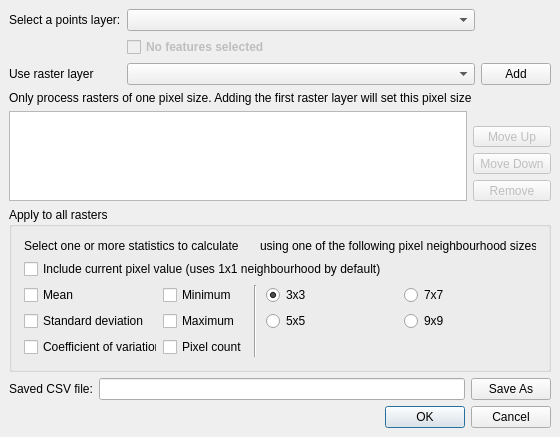
The window that pat/gui/gridExtract_dialog_base.ui (CSIRO-Precision-Agriculture/PAT_QGIS_Plugin) describes before a commit, drawn with Qt 5.
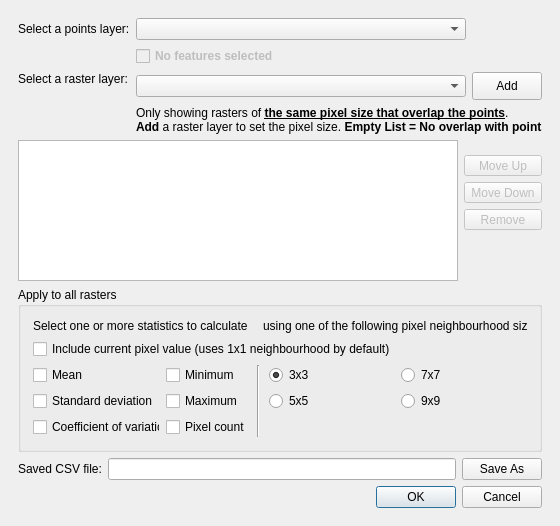
The same window after the commit. Custom widgets are drawn as their Qt base class.

Commit message: #43 implemented get_pixel_size     bug fixes and code cleanup

```diff
--- a/pat/gui/gridExtract_dialog_base.ui
+++ b/pat/gui/gridExtract_dialog_base.ui
@@ -10,7 +10,7 @@
     <x>0</x>
     <y>0</y>
     <width>560</width>
-    <height>433</height>
+    <height>526</height>
    </rect>
   </property>
   <property name="minimumSize">
@@ -47,19 +47,325 @@
       <enum>QFrame::Raised</enum>
      </property>
      <layout class="QFormLayout" name="formLayout_3">
-      <property name="leftMargin">
-       <number>0</number>
-      </property>
-      <property name="topMargin">
-       <number>0</number>
-      </property>
-      <property name="rightMargin">
-       <number>0</number>
-      </property>
-      <property name="bottomMargin">
-       <number>0</number>
-      </property>
+      <item row="1" column="0" colspan="2">
+       <layout class="QGridLayout" name="gridLayout_3">
+        <item row="0" column="0">
+         <widget class="QTableWidget" name="tabList">
+          <property name="enabled">
+           <bool>true</bool>
+          </property>
+          <property name="sizePolicy">
+           <sizepolicy hsizetype="Expanding" vsizetype="Expanding">
+            <horstretch>0</horstretch>
+            <verstretch>0</verstretch>
+           </sizepolicy>
+          </property>
+          <property name="minimumSize">
+           <size>
+            <width>0</width>
+            <height>0</height>
+           </size>
+          </property>
+          <property name="focusPolicy">
+           <enum>Qt::WheelFocus</enum>
+          </property>
+          <property name="editTriggers">
+           <set>QAbstractItemView::NoEditTriggers</set>
+          </property>
+          <property name="dragDropMode">
+           <enum>QAbstractItemView::NoDragDrop</enum>
+          </property>
+          <property name="alternatingRowColors">
+           <bool>true</bool>
+          </property>
+          <property name="selectionMode">
+           <enum>QAbstractItemView::ExtendedSelection</enum>
+          </property>
+          <property name="selectionBehavior">
+           <enum>QAbstractItemView::SelectRows</enum>
+          </property>
+          <property name="gridStyle">
+           <enum>Qt::DotLine</enum>
+          </property>
+          <property name="wordWrap">
+           <bool>false</bool>
+          </property>
+          <property name="cornerButtonEnabled">
+           <bool>false</bool>
+          </property>
+          <property name="rowCount">
+           <number>0</number>
+          </property>
+          <property name="columnCount">
+           <number>0</number>
+          </property>
+         </widget>
+        </item>
+        <item row="0" column="1">
+         <layout class="QVBoxLayout" name="verticalLayout">
+          <item>
+           <spacer name="spacer_2">
+            <property name="orientation">
+             <enum>Qt::Vertical</enum>
+            </property>
+            <property name="sizeType">
+             <enum>QSizePolicy::Fixed</enum>
+            </property>
+            <property name="sizeHint" stdset="0">
+             <size>
+              <width>67</width>
+              <height>15</height>
+             </size>
+            </property>
+           </spacer>
+          </item>
+          <item>
+           <widget class="QToolButton" name="cmdUp">
+            <property name="enabled">
+             <bool>false</bool>
+            </property>
+            <property name="sizePolicy">
+             <sizepolicy hsizetype="Preferred" vsizetype="Fixed">
+              <horstretch>0</horstretch>
+              <verstretch>0</verstretch>
+             </sizepolicy>
+            </property>
+            <property name="minimumSize">
+             <size>
+              <width>70</width>
+              <height>0</height>
+             </size>
+            </property>
+            <property name="toolTip">
+             <string>&lt;html&gt;&lt;head&gt;&lt;meta name=&quot;qrichtext&quot; content=&quot;1&quot; /&gt;&lt;style type=&quot;text/css&quot;&gt;
+p, li { white-space: pre-wrap; }
+&lt;/style&gt;&lt;/head&gt;&lt;body style=&quot; font-family:'Sans Serif'; font-size:9pt; font-weight:400; font-style:normal;&quot;&gt;
+&lt;p style=&quot; margin-top:0px; margin-bottom:0px; margin-left:0px; margin-right:0px; -qt-block-indent:0; text-indent:0px;&quot;&gt;Move selected field up&lt;/p&gt;&lt;/body&gt;&lt;/html&gt;</string>
+            </property>
+            <property name="text">
+             <string>Move Up</string>
+            </property>
+            <property name="toolButtonStyle">
+             <enum>Qt::ToolButtonTextBesideIcon</enum>
+            </property>
+           </widget>
+          </item>
+          <item>
+           <widget class="QToolButton" name="cmdDown">
+            <property name="enabled">
+             <bool>false</bool>
+            </property>
+            <property name="sizePolicy">
+             <sizepolicy hsizetype="Preferred" vsizetype="Fixed">
+              <horstretch>0</horstretch>
+              <verstretch>0</verstretch>
+             </sizepolicy>
+            </property>
+            <property name="minimumSize">
+             <size>
+              <width>70</width>
+              <height>0</height>
+             </size>
+            </property>
+            <property name="toolTip">
+             <string>&lt;html&gt;&lt;head&gt;&lt;meta name=&quot;qrichtext&quot; content=&quot;1&quot; /&gt;&lt;style type=&quot;text/css&quot;&gt;
+p, li { white-space: pre-wrap; }
+&lt;/style&gt;&lt;/head&gt;&lt;body style=&quot; font-family:'Sans Serif'; font-size:9pt; font-weight:400; font-style:normal;&quot;&gt;
+&lt;p style=&quot; margin-top:0px; margin-bottom:0px; margin-left:0px; margin-right:0px; -qt-block-indent:0; text-indent:0px;&quot;&gt;Move selected field down&lt;/p&gt;&lt;/body&gt;&lt;/html&gt;</string>
+            </property>
+            <property name="text">
+             <string>Move Down</string>
+            </property>
+            <property name="toolButtonStyle">
+             <enum>Qt::ToolButtonTextBesideIcon</enum>
+            </property>
+           </widget>
+          </item>
+          <item>
+           <widget class="QToolButton" name="cmdDel">
+            <property name="enabled">
+             <bool>false</bool>
+            </property>
+            <property name="sizePolicy">
+             <sizepolicy hsizetype="Preferred" vsizetype="Fixed">
+              <horstretch>0</horstretch>
+              <verstretch>0</verstretch>
+             </sizepolicy>
+            </property>
+            <property name="minimumSize">
+             <size>
+              <width>70</width>
+              <height>0</height>
+             </size>
+            </property>
+            <property name="toolTip">
+             <string/>
+            </property>
+            <property name="text">
+             <string>Remove</string>
+            </property>
+            <property name="toolButtonStyle">
+             <enum>Qt::ToolButtonTextBesideIcon</enum>
+            </property>
+           </widget>
+          </item>
+          <item>
+           <spacer name="spacer">
+            <property name="orientation">
+             <enum>Qt::Vertical</enum>
+            </property>
+            <property name="sizeType">
+             <enum>QSizePolicy::MinimumExpanding</enum>
+            </property>
+            <property name="sizeHint" stdset="0">
+             <size>
+              <width>67</width>
+              <height>13</height>
+             </size>
+            </property>
+           </spacer>
+          </item>
+         </layout>
+        </item>
+       </layout>
+      </item>
+      <item row="0" column="0" colspan="2">
+       <layout class="QGridLayout" name="gridLayout_2">
+        <item row="0" column="0">
+         <widget class="QLabel" name="lblPointsLayer">
+          <property name="sizePolicy">
+           <sizepolicy hsizetype="Fixed" vsizetype="Fixed">
+            <horstretch>0</horstretch>
+            <verstretch>0</verstretch>
+           </sizepolicy>
+          </property>
+          <property name="text">
+           <string>Select a points layer:</string>
+          </property>
+         </widget>
+        </item>
+        <item row="0" column="1">
+         <widget class="QgsMapLayerComboBox" name="mcboPointsLayer">
+          <property name="sizePolicy">
+           <sizepolicy hsizetype="Preferred" vsizetype="Fixed">
+            <horstretch>0</horstretch>
+            <verstretch>0</verstretch>
+           </sizepolicy>
+          </property>
+         </widget>
+        </item>
+        <item row="1" column="1">
+         <widget class="QCheckBox" name="chkUseSelected">
+          <property name="enabled">
+           <bool>false</bool>
+          </property>
+          <property name="sizePolicy">
+           <sizepolicy hsizetype="Fixed" vsizetype="Preferred">
+            <horstretch>0</horstretch>
+            <verstretch>0</verstretch>
+           </sizepolicy>
+          </property>
+          <property name="font">
+           <font>
+            <weight>75</weight>
+            <bold>true</bold>
+           </font>
+          </property>
+          <property name="text">
+           <string>No features selected</string>
+          </property>
+         </widget>
+        </item>
+        <item row="2" column="0">
+         <widget class="QLabel" name="lblRasterLayer">
+          <property name="sizePolicy">
+           <sizepolicy hsizetype="Preferred" vsizetype="MinimumExpanding">
+            <horstretch>0</horstretch>
+            <verstretch>0</verstretch>
+           </sizepolicy>
+          </property>
+          <property name="text">
+           <string>Select a raster layer:
+</string>
+          </property>
+          <property name="alignment">
+           <set>Qt::AlignLeading|Qt::AlignLeft|Qt::AlignTop</set>
+          </property>
+         </widget>
+        </item>
+        <item row="2" column="1">
+         <widget class="QgsMapLayerComboBox" name="mcboRasterLayer">
+          <property name="sizePolicy">
+           <sizepolicy hsizetype="Expanding" vsizetype="Fixed">
+            <horstretch>0</horstretch>
+            <verstretch>0</verstretch>
+           </sizepolicy>
+          </property>
+         </widget>
+        </item>
+        <item row="2" column="2">
+         <widget class="QToolButton" name="cmdAdd">
+          <property name="enabled">
+           <bool>true</bool>
+          </property>
+          <property name="sizePolicy">
+           <sizepolicy hsizetype="Preferred" vsizetype="Minimum">
+            <horstretch>0</horstretch>
+            <verstretch>0</verstretch>
+           </sizepolicy>
+          </property>
+          <property name="minimumSize">
+           <size>
+            <width>70</width>
+            <height>0</height>
+           </size>
+          </property>
+          <property name="toolTip">
+           <string>&lt;html&gt;&lt;head&gt;&lt;meta name=&quot;qrichtext&quot; content=&quot;1&quot; /&gt;&lt;style type=&quot;text/css&quot;&gt;
+p, li { white-space: pre-wrap; }
+&lt;/style&gt;&lt;/head&gt;&lt;body style=&quot; font-family:'Sans Serif'; font-size:9pt; font-weight:400; font-style:normal;&quot;&gt;
+&lt;p style=&quot; margin-top:0px; margin-bottom:0px; margin-left:0px; margin-right:0px; -qt-block-indent:0; text-indent:0px;&quot;&gt;Insert new field&lt;/p&gt;&lt;/body&gt;&lt;/html&gt;</string>
+          </property>
+          <property name="text">
+           <string>Add</string>
+          </property>
+          <property name="toolButtonStyle">
+           <enum>Qt::ToolButtonTextBesideIcon</enum>
+          </property>
+         </widget>
+        </item>
+        <item row="3" column="1" colspan="2">
+         <widget class="QLabel" name="lblPixelFilter">
+          <property name="sizePolicy">
+           <sizepolicy hsizetype="Preferred" vsizetype="Minimum">
+            <horstretch>0</horstretch>
+            <verstretch>0</verstretch>
+           </sizepolicy>
+          </property>
+          <property name="text">
+           <string>&lt;html&gt;&lt;head/&gt;&lt;body&gt;&lt;p&gt;Only showing rasters of &lt;span style=&quot; font-weight:600; text-decoration: underline;&quot;&gt;the same pixel size that overlap the points&lt;/span&gt;.&lt;br/&gt;&lt;span style=&quot; font-weight:600;&quot;&gt;Add&lt;/span&gt; a raster layer to set the pixel size. &lt;span style=&quot; font-weight:600;&quot;&gt;Empty List = No overlap with points&lt;/span&gt;&lt;/p&gt;&lt;/body&gt;&lt;/html&gt;</string>
+          </property>
+          <property name="alignment">
+           <set>Qt::AlignLeading|Qt::AlignLeft|Qt::AlignTop</set>
+          </property>
+          <property name="wordWrap">
+           <bool>false</bool>
+          </property>
+         </widget>
+        </item>
+       </layout>
+      </item>
       <item row="4" column="0" colspan="2">
+       <widget class="QDialogButtonBox" name="buttonBox">
+        <property name="orientation">
+         <enum>Qt::Horizontal</enum>
+        </property>
+        <property name="standardButtons">
+         <set>QDialogButtonBox::Cancel|QDialogButtonBox::Ok</set>
+        </property>
+       </widget>
+      </item>
+      <item row="3" column="0" colspan="2">
        <layout class="QHBoxLayout" name="horizontalLayout_2">
         <item>
          <widget class="QLabel" name="lblSaveCSVFile">
@@ -99,17 +405,7 @@
         </item>
        </layout>
       </item>
-      <item row="5" column="1">
-       <widget class="QDialogButtonBox" name="buttonBox">
-        <property name="orientation">
-         <enum>Qt::Horizontal</enum>
-        </property>
-        <property name="standardButtons">
-         <set>QDialogButtonBox::Cancel|QDialogButtonBox::Ok</set>
-        </property>
-       </widget>
-      </item>
-      <item row="3" column="0" colspan="2">
+      <item row="2" column="0" colspan="2">
        <widget class="QGroupBox" name="groupBox">
         <property name="sizePolicy">
          <sizepolicy hsizetype="Minimum" vsizetype="Minimum">
@@ -421,308 +717,6 @@
         </layout>
        </widget>
       </item>
-      <item row="2" column="0" colspan="2">
-       <layout class="QHBoxLayout" name="horizontalLayout">
-        <item>
-         <widget class="QTableWidget" name="tabList">
-          <property name="enabled">
-           <bool>true</bool>
-          </property>
-          <property name="sizePolicy">
-           <sizepolicy hsizetype="Expanding" vsizetype="Expanding">
-            <horstretch>0</horstretch>
-            <verstretch>0</verstretch>
-           </sizepolicy>
-          </property>
-          <property name="minimumSize">
-           <size>
-            <width>0</width>
-            <height>0</height>
-           </size>
-          </property>
-          <property name="focusPolicy">
-           <enum>Qt::WheelFocus</enum>
-          </property>
-          <property name="editTriggers">
-           <set>QAbstractItemView::NoEditTriggers</set>
-          </property>
-          <property name="dragDropMode">
-           <enum>QAbstractItemView::NoDragDrop</enum>
-          </property>
-          <property name="alternatingRowColors">
-           <bool>true</bool>
-          </property>
-          <property name="selectionMode">
-           <enum>QAbstractItemView::ExtendedSelection</enum>
-          </property>
-          <property name="selectionBehavior">
-           <enum>QAbstractItemView::SelectRows</enum>
-          </property>
-          <property name="gridStyle">
-           <enum>Qt::DotLine</enum>
-          </property>
-          <property name="wordWrap">
-           <bool>false</bool>
-          </property>
-          <property name="cornerButtonEnabled">
-           <bool>false</bool>
-          </property>
-          <property name="rowCount">
-           <number>0</number>
-          </property>
-          <property name="columnCount">
-           <number>0</number>
-          </property>
-         </widget>
-        </item>
-        <item>
-         <layout class="QVBoxLayout" name="verticalLayout">
-          <item>
-           <spacer name="spacer_2">
-            <property name="orientation">
-             <enum>Qt::Vertical</enum>
-            </property>
-            <property name="sizeType">
-             <enum>QSizePolicy::Fixed</enum>
-            </property>
-            <property name="sizeHint" stdset="0">
-             <size>
-              <width>67</width>
-              <height>15</height>
-             </size>
-            </property>
-           </spacer>
-          </item>
-          <item>
-           <widget class="QToolButton" name="cmdUp">
-            <property name="enabled">
-             <bool>false</bool>
-            </property>
-            <property name="sizePolicy">
-             <sizepolicy hsizetype="Preferred" vsizetype="Fixed">
-              <horstretch>0</horstretch>
-              <verstretch>0</verstretch>
-             </sizepolicy>
-            </property>
-            <property name="minimumSize">
-             <size>
-              <width>70</width>
-              <height>0</height>
-             </size>
-            </property>
-            <property name="toolTip">
-             <string>&lt;html&gt;&lt;head&gt;&lt;meta name=&quot;qrichtext&quot; content=&quot;1&quot; /&gt;&lt;style type=&quot;text/css&quot;&gt;
-p, li { white-space: pre-wrap; }
-&lt;/style&gt;&lt;/head&gt;&lt;body style=&quot; font-family:'Sans Serif'; font-size:9pt; font-weight:400; font-style:normal;&quot;&gt;
-&lt;p style=&quot; margin-top:0px; margin-bottom:0px; margin-left:0px; margin-right:0px; -qt-block-indent:0; text-indent:0px;&quot;&gt;Move selected field up&lt;/p&gt;&lt;/body&gt;&lt;/html&gt;</string>
-            </property>
-            <property name="text">
-             <string>Move Up</string>
-            </property>
-            <property name="toolButtonStyle">
-             <enum>Qt::ToolButtonTextBesideIcon</enum>
-            </property>
-           </widget>
-          </item>
-          <item>
-           <widget class="QToolButton" name="cmdDown">
-            <property name="enabled">
-             <bool>false</bool>
-            </property>
-            <property name="sizePolicy">
-             <sizepolicy hsizetype="Preferred" vsizetype="Fixed">
-              <horstretch>0</horstretch>
-              <verstretch>0</verstretch>
-             </sizepolicy>
-            </property>
-            <property name="minimumSize">
-             <size>
-              <width>70</width>
-              <height>0</height>
-             </size>
-            </property>
-            <property name="toolTip">
-             <string>&lt;html&gt;&lt;head&gt;&lt;meta name=&quot;qrichtext&quot; content=&quot;1&quot; /&gt;&lt;style type=&quot;text/css&quot;&gt;
-p, li { white-space: pre-wrap; }
-&lt;/style&gt;&lt;/head&gt;&lt;body style=&quot; font-family:'Sans Serif'; font-size:9pt; font-weight:400; font-style:normal;&quot;&gt;
-&lt;p style=&quot; margin-top:0px; margin-bottom:0px; margin-left:0px; margin-right:0px; -qt-block-indent:0; text-indent:0px;&quot;&gt;Move selected field down&lt;/p&gt;&lt;/body&gt;&lt;/html&gt;</string>
-            </property>
-            <property name="text">
-             <string>Move Down</string>
-            </property>
-            <property name="toolButtonStyle">
-             <enum>Qt::ToolButtonTextBesideIcon</enum>
-            </property>
-           </widget>
-          </item>
-          <item>
-           <widget class="QToolButton" name="cmdDel">
-            <property name="enabled">
-             <bool>false</bool>
-            </property>
-            <property name="sizePolicy">
-             <sizepolicy hsizetype="Preferred" vsizetype="Fixed">
-              <horstretch>0</horstretch>
-              <verstretch>0</verstretch>
-             </sizepolicy>
-            </property>
-            <property name="minimumSize">
-             <size>
-              <width>70</width>
-              <height>0</height>
-             </size>
-            </property>
-            <property name="toolTip">
-             <string/>
-            </property>
-            <property name="text">
-             <string>Remove</string>
-            </property>
-            <property name="toolButtonStyle">
-             <enum>Qt::ToolButtonTextBesideIcon</enum>
-            </property>
-           </widget>
-          </item>
-          <item>
-           <spacer name="spacer">
-            <property name="orientation">
-             <enum>Qt::Vertical</enum>
-            </property>
-            <property name="sizeType">
-             <enum>QSizePolicy::Preferred</enum>
-            </property>
-            <property name="sizeHint" stdset="0">
-             <size>
-              <width>67</width>
-              <height>13</height>
-             </size>
-            </property>
-           </spacer>
-          </item>
-         </layout>
-        </item>
-       </layout>
-      </item>
-      <item row="1" column="0" colspan="2">
-       <widget class="QLabel" name="lblPixelFilter">
-        <property name="text">
-         <string>Only process rasters of one pixel size. Adding the first raster layer will set this pixel size</string>
-        </property>
-       </widget>
-      </item>
-      <item row="0" column="0" colspan="2">
-       <layout class="QGridLayout" name="gridLayout_2">
-        <item row="2" column="2">
-         <widget class="QToolButton" name="cmdAdd">
-          <property name="enabled">
-           <bool>true</bool>
-          </property>
-          <property name="sizePolicy">
-           <sizepolicy hsizetype="Preferred" vsizetype="Minimum">
-            <horstretch>0</horstretch>
-            <verstretch>0</verstretch>
-           </sizepolicy>
-          </property>
-          <property name="minimumSize">
-           <size>
-            <width>70</width>
-            <height>0</height>
-           </size>
-          </property>
-          <property name="toolTip">
-           <string>&lt;html&gt;&lt;head&gt;&lt;meta name=&quot;qrichtext&quot; content=&quot;1&quot; /&gt;&lt;style type=&quot;text/css&quot;&gt;
-p, li { white-space: pre-wrap; }
-&lt;/style&gt;&lt;/head&gt;&lt;body style=&quot; font-family:'Sans Serif'; font-size:9pt; font-weight:400; font-style:normal;&quot;&gt;
-&lt;p style=&quot; margin-top:0px; margin-bottom:0px; margin-left:0px; margin-right:0px; -qt-block-indent:0; text-indent:0px;&quot;&gt;Insert new field&lt;/p&gt;&lt;/body&gt;&lt;/html&gt;</string>
-          </property>
-          <property name="text">
-           <string>Add</string>
-          </property>
-          <property name="toolButtonStyle">
-           <enum>Qt::ToolButtonTextBesideIcon</enum>
-          </property>
-         </widget>
-        </item>
-        <item row="0" column="0">
-         <widget class="QLabel" name="lblPointsLayer">
-          <property name="sizePolicy">
-           <sizepolicy hsizetype="Fixed" vsizetype="Fixed">
-            <horstretch>0</horstretch>
-            <verstretch>0</verstretch>
-           </sizepolicy>
-          </property>
-          <property name="text">
-           <string>Select a points layer:</string>
-          </property>
-         </widget>
-        </item>
-        <item row="0" column="2">
-         <spacer name="horizontalSpacer">
-          <property name="orientation">
-           <enum>Qt::Horizontal</enum>
-          </property>
-          <property name="sizeType">
-           <enum>QSizePolicy::Fixed</enum>
-          </property>
-          <property name="sizeHint" stdset="0">
-           <size>
-            <width>69</width>
-            <height>20</height>
-           </size>
-          </property>
-         </spacer>
-        </item>
-        <item row="0" column="1">
-         <widget class="QgsMapLayerComboBox" name="mcboPointsLayer">
-          <property name="sizePolicy">
-           <sizepolicy hsizetype="Preferred" vsizetype="Fixed">
-            <horstretch>0</horstretch>
-            <verstretch>0</verstretch>
-           </sizepolicy>
-          </property>
-         </widget>
-        </item>
-        <item row="2" column="1">
-         <widget class="QgsMapLayerComboBox" name="mcboRasterLayer">
-          <property name="sizePolicy">
-           <sizepolicy hsizetype="Expanding" vsizetype="Fixed">
-            <horstretch>0</horstretch>
-            <verstretch>0</verstretch>
-           </sizepolicy>
-          </property>
-         </widget>
-        </item>
-        <item row="2" column="0">
-         <widget class="QLabel" name="lblRasterLayer">
-          <property name="text">
-           <string>Use raster layer</string>
-          </property>
-         </widget>
-        </item>
-        <item row="1" column="1">
-         <widget class="QCheckBox" name="chkUseSelected">
-          <property name="enabled">
-           <bool>false</bool>
-          </property>
-          <property name="sizePolicy">
-           <sizepolicy hsizetype="Fixed" vsizetype="Preferred">
-            <horstretch>0</horstretch>
-            <verstretch>0</verstretch>
-           </sizepolicy>
-          </property>
-          <property name="font">
-           <font>
-            <weight>75</weight>
-            <bold>true</bold>
-           </font>
-          </property>
-          <property name="text">
-           <string>No features selected</string>
-          </property>
-         </widget>
-        </item>
-       </layout>
-      </item>
      </layout>
     </widget>
    </item>
```
Left out of the diff: 4 changed lines with no effect on the pictures. The commit also changes 7 other files.
